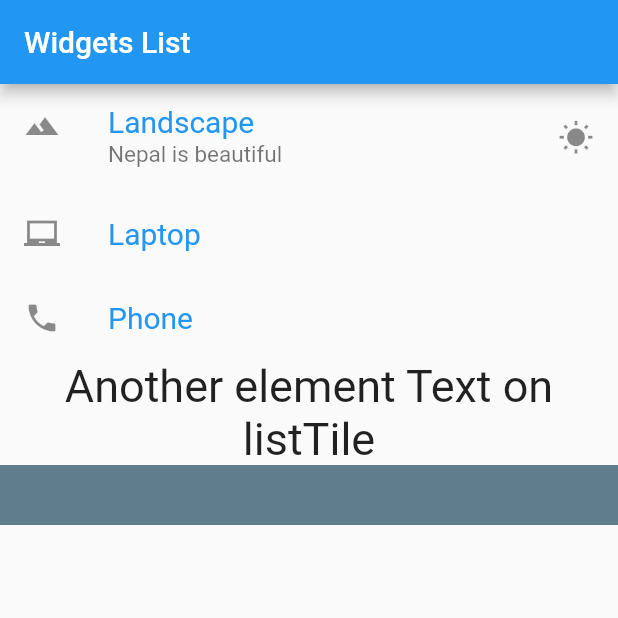
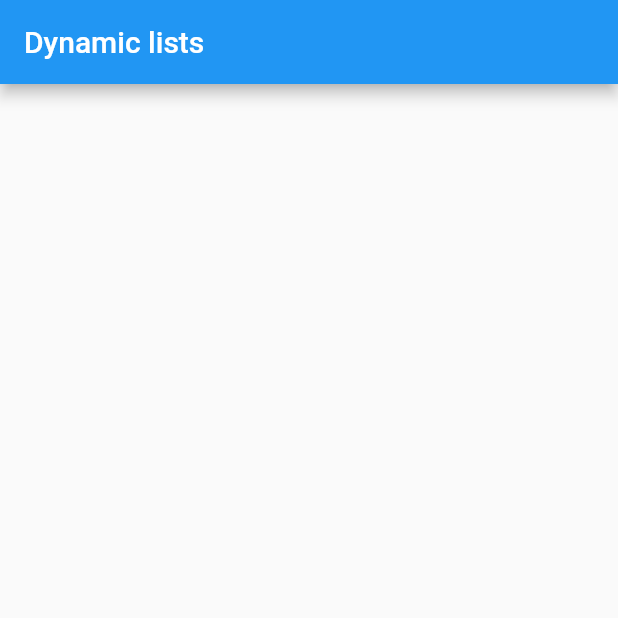
Before and after one commit to shubhampokhrel81/flutterapp1, a Flutter app: the screen it shows after launch, on a phone screen of 412 x 824 dp, the top half of it. Run offline on Flutter 3.47's test engine with Material 2 defaults, Android fonts, the phone set to English and light mode, and no system bars.

Commit message:
Dynamic Lists

```diff
--- a/flutterapp/lib/main.dart
+++ b/flutterapp/lib/main.dart
@@ -1,38 +1,8 @@
 import "package:flutter/material.dart";
 
-void main(){
-  runApp(MaterialApp(
-    title: "Exploring UI Widgets",
-    home:Scaffold(
-      appBar: AppBar(title:Text("Widgets List"))  ,
-      body: getListView(),
-    ),
-  ));
-}
-
-Widget getListView(){
-  var listView = ListView(
-  children: <Widget>[
-    ListTile(
-      leading: Icon(Icons.landscape),
-      title: Text("Landscape",style: TextStyle(color: Colors.blue, fontSize: 20.0),),
-      subtitle: Text("Nepal is beautiful",style:TextStyle(fontSize: 15.0)),
-      trailing: Icon(Icons.wb_sunny),
-      onTap: (){
-        print("hello"); //simply prints hello on console
-      },
-    ),
-    ListTile(
-      leading: Icon(Icons.laptop_chromebook),
-      title: Text("Laptop",style: TextStyle(color: Colors.blue, fontSize: 20.0),),
-    ),
-    ListTile(
-      leading: Icon(Icons.phone),
-      title: Text("Phone",style: TextStyle(color: Colors.blue, fontSize: 20.0),),
-    ),
-    Text("Another element Text on listTile", style:TextStyle(fontSize: 30.0),textAlign: TextAlign.center,),
-    Container(color: Colors.blueGrey,height: 40.0,)
-  ],
-  );
-  return listView;
-}
+void main() => runApp(MaterialApp(
+  title: "Exploring dynamic lists",
+  home: Scaffold(
+    appBar: AppBar(title:Text("Dynamic lists")),
+  ),
+));
```
